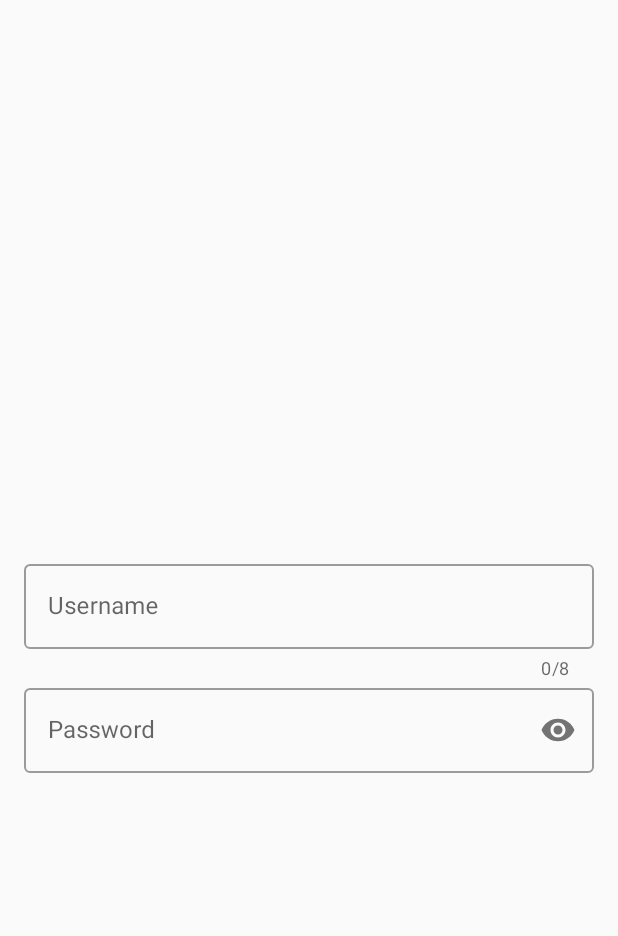
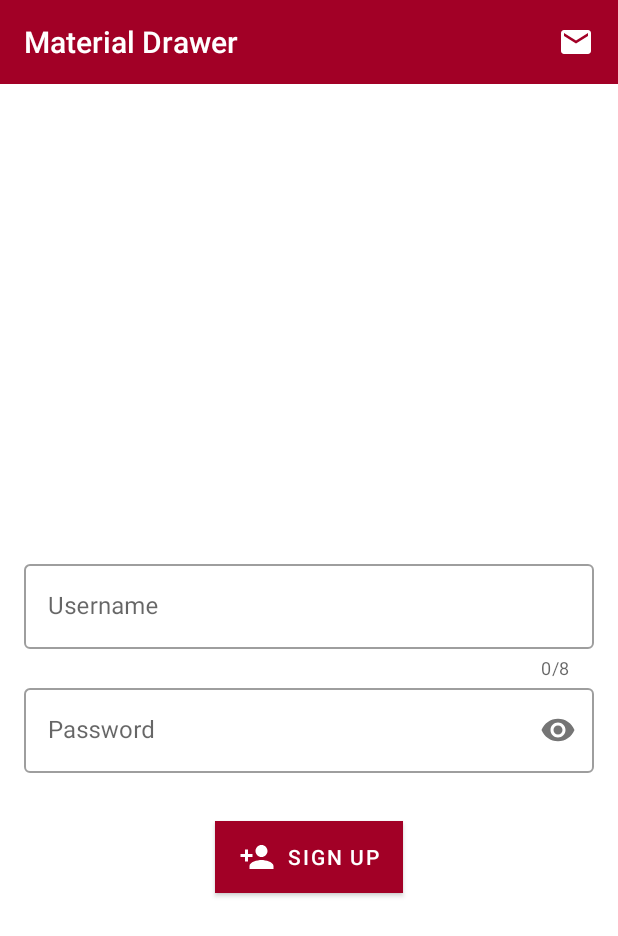
Before and after one commit to esmaeil-ahmadipour/Android_MaterialDesign, an Android app: the SixActivity screen opened directly, with no data from a screen before it, on a phone screen of 412 x 824 dp. Shown: the top 936 px of the screen. Run offline under Robolectric (Android 15) with nearby library versions, the phone set to English and light mode, and no system bars.

Commit message:
Commit> Add Material Button

```diff
--- /dev/null
+++ b/app/src/main/res/drawable/ic_signup.xml
@@ -0,0 +1,5 @@
+<vector android:height="24dp" android:tint="#FFFFFF"
+    android:viewportHeight="24.0" android:viewportWidth="24.0"
+    android:width="24dp" xmlns:android="http://schemas.android.com/apk/res/android">
+    <path android:fillColor="#FF000000" android:pathData="M15,12c2.21,0 4,-1.79 4,-4s-1.79,-4 -4,-4 -4,1.79 -4,4 1.79,4 4,4zM6,10L6,7L4,7v3L1,10v2h3v3h2v-3h3v-2L6,10zM15,14c-2.67,0 -8,1.34 -8,4v2h16v-2c0,-2.66 -5.33,-4 -8,-4z"/>
+</vector>
--- a/app/src/main/res/layout/activity_six.xml
+++ b/app/src/main/res/layout/activity_six.xml
@@ -11,6 +11,12 @@
     tools:context=".SixActivity">
 
     <requestFocus />
+
+    <include
+        android:id="@+id/ac_four_toolbar"
+        layout="@layout/main_toolbar"
+        app:layout_constraintEnd_toEndOf="parent"
+        app:layout_constraintTop_toTopOf="parent" />
 
     <com.google.android.material.textfield.TextInputLayout
         android:id="@+id/ac_six_username_layout"
@@ -58,4 +64,23 @@
             android:inputType="textPassword" />
     </com.google.android.material.textfield.TextInputLayout>
 
+    <com.google.android.material.button.MaterialButton
+        android:id="@+id/ac_six_btn_signup"
+        android:layout_width="wrap_content"
+        android:layout_height="wrap_content"
+        app:icon="@drawable/ic_signup"
+        app:iconPadding="8dp"
+        app:rippleColor="@color/primaryDarkColor"
+        android:background="@color/secondaryColor"
+        app:strokeColor="@color/primaryDarkColor"
+        app:strokeWidth="1dp"
+        android:layout_marginTop="32dp"
+        app:cornerRadius="16dp"
+        android:text="@string/ac_six_signup_title"
+        app:layout_constraintBottom_toBottomOf="parent"
+        app:layout_constraintEnd_toEndOf="parent"
+        app:layout_constraintStart_toStartOf="parent"
+        app:layout_constraintTop_toBottomOf="@+id/ac_six_password_layout"
+        app:layout_constraintVertical_bias="0.0" />
+
 </androidx.constraintlayout.widget.ConstraintLayout>
--- a/app/src/main/res/values/strings.xml
+++ b/app/src/main/res/values/strings.xml
@@ -43,6 +43,7 @@
     <string name="username_hint_default">Username</string>
     <string name="password_error_default">* Required Field</string>
     <string name="username_error_default">* Required Field</string>
+    <string name="ac_six_signup_title">SIGN UP</string>
 
     <!--String Use In Toast's -->
     <string name="toast_select_item">Please , Select One Item</string>
--- a/app/src/main/res/values/styles.xml
+++ b/app/src/main/res/values/styles.xml
@@ -1,7 +1,7 @@
 <resources>
 
     <!-- Base application theme. -->
-    <style name="AppTheme.Base" parent="Theme.AppCompat.Light.NoActionBar">
+    <style name="AppTheme.Base" parent="Theme.MaterialComponents.Light.NoActionBar">
         <!-- Customize your theme here. -->
         <item name="colorPrimary">@color/colorPrimary</item>
         <item name="colorPrimaryDark">@color/colorPrimaryDark</item>
```
